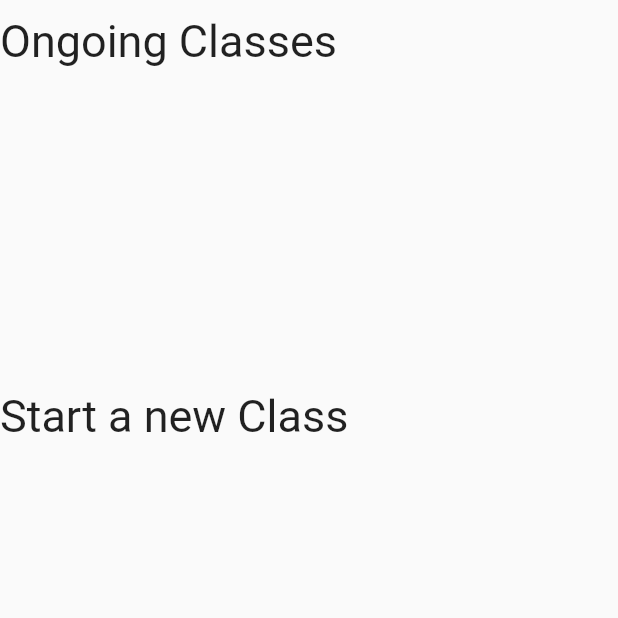
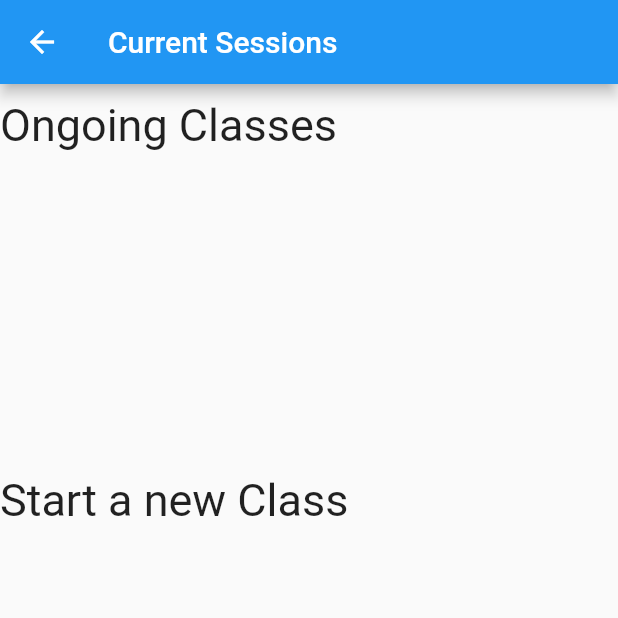
Before and after one commit to vineet32/malta, a Flutter app: the CurrentSessions screen opened directly with empty values, on a phone screen of 412 x 824 dp, the top half of it. Run offline on Flutter 3.47's test engine with Material 2 defaults, Android fonts, the light colour scheme and no system bars; missing offline and left inert: random_color, storyboard.

Commit message:
update current_sessions

```diff
--- a/lib/app/home/screens/current_sessions/current_sessions.dart
+++ b/lib/app/home/screens/current_sessions/current_sessions.dart
@@ -19,8 +19,11 @@ class CurrentSessions extends StatelessWidget {
     double height = MediaQuery.of(context).size.height;
     double width = MediaQuery.of(context).size.height;
 
-    return Material(
-      child: Container(
+    return Scaffold(
+      appBar: AppBar(
+        title: Text("Current Sessions"),
+      ),
+      body: Container(
         width: width,
         height: height,
         child: Column(
--- a/lib/app/home/screens/current_sessions/ongoing_list.dart
+++ b/lib/app/home/screens/current_sessions/ongoing_list.dart
@@ -20,7 +20,8 @@ class OngoingList extends StatelessWidget {
         child: Row(
           children: session.map((session) {
             return Ongoing(
-              session: session,
+              image: session.image,
+              name: session.subject.name,
               width: width,
             );
           }).toList(),
```
Also changed, not shown: lib/app/home/screens/current_sessions/ongoing.dart (+11 -5 lines).
